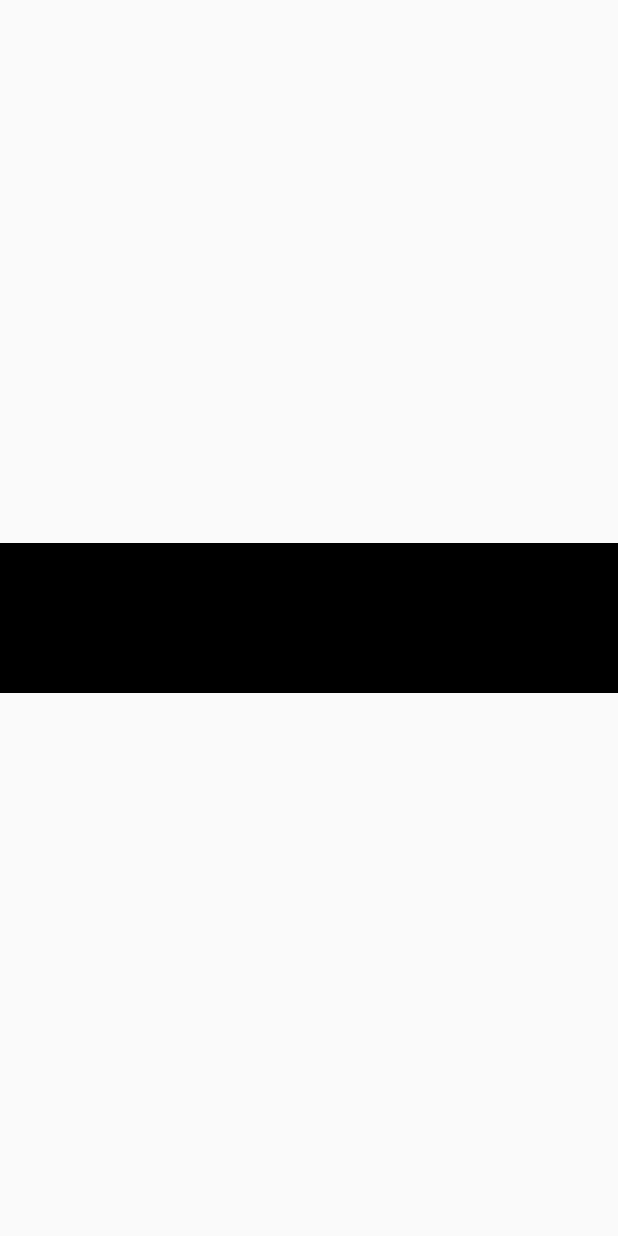
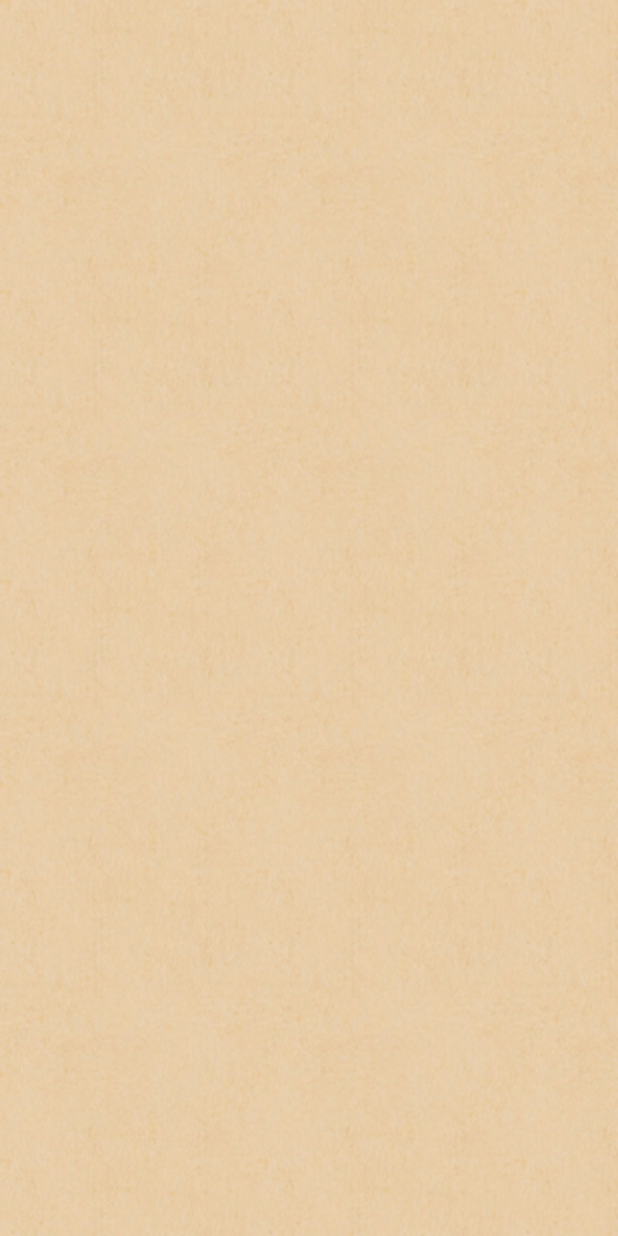
Before and after one commit to zpenz/chat_demo, a Flutter app: the ReadPage screen opened directly, on a phone screen of 412 x 824 dp. Run offline on Flutter 3.47's test engine with Material 2 defaults, Android fonts, the phone set to English and light mode, and no system bars; accounts and stored records are empty.

Commit message:
fix height bug

```diff
--- a/lib/page/readpage/readpage.dart
+++ b/lib/page/readpage/readpage.dart
@@ -1,6 +1,7 @@
 import 'package:abc/page/readpage/readpage_bottom.dart';
 import 'package:abc/page/readpage/readpage_topbar.dart';
 import 'package:abc/ui/item/common_item.dart';
+import 'package:abc/ui/screen.dart';
 import 'package:flutter/material.dart';
 import 'package:flutter/services.dart';
 
@@ -14,16 +15,22 @@ class _ReadPageState extends State<ReadPage> {
   @override
   Widget build(BuildContext context) {
     SystemChrome.setEnabledSystemUIOverlays([]);
-    return Stack(alignment: Alignment.center, children: <Widget>[
+    return Scaffold(
+        appBar: null,
+        body: Column(
+          children: <Widget>[
+            Screen.topSafeWidget(),
+            Expanded(child:Stack(alignment: Alignment.center, children: <Widget>[
               Stack(
                 fit: StackFit.expand,
                 children: <Widget>[
-          // Image.asset(
-          //   "images/read_bg.png",
-          //   fit: BoxFit.fill,
-          // ),
+                  Image.asset(
+                    "images/read_bg.png",
+                    fit: BoxFit.fill,
+                  ),
                 ],
               ),
+              //center click
               GestureDetector(
                 onTap: () {
                   setState(() {
@@ -33,43 +40,20 @@ class _ReadPageState extends State<ReadPage> {
                 behavior: HitTestBehavior.opaque,
                 child: Container(
                   height: 100,
-          color: Colors.black,
                   child: Row(),
                 ),
               ),
-      // Positioned(
-      //   left: 0,
-      //   right: 0,
-      //   top: 0,
-      //   bottom: 0,
-      //   child:
-      //   // GestureDetector(
-      //   //   onTap: () {
-      //   //     setState(() {
-      //   //       widget.bShow = !widget.bShow;
-      //   //     });
-      //   //   },
-      //   //   behavior: HitTestBehavior.opaque,
-      //   //   child: Container(
-      //   //     height: 30,
-      //   //     color: Colors.black,
-      //   //     //   child:Row(
-      //   //     //   children: <Widget>[
-      //   //     //     SizedBox(
-      //   //     //       height: 30,
-      //   //     //     )
-      //   //     //   ],
-      //   //     // )
-      //   //   ),
-      //   // ),
-      // ),
               Offstage(offstage: !widget.bShow, child: ReadPageTopbar()),
               Positioned(
                   bottom: 0,
+                  left: 0,
+                  right: 0,
                   child: (Offstage(
                     offstage: !widget.bShow,
                     child: ReadPageBottom(),
                   )))
-    ]);
+            ])),
+          ],
+        ));
   }
 }
--- a/lib/page/readpage/readpage_bottom.dart
+++ b/lib/page/readpage/readpage_bottom.dart
@@ -12,44 +12,43 @@ class _ReadPageBottomState extends State<ReadPageBottom> {
   @override
   Widget build(BuildContext context) {
     return Container(
-      color: Colors.black,
-      margin: EdgeInsets.symmetric(vertical: 10),
+      color: gColor.golden,
+      padding: EdgeInsets.symmetric(vertical: 10),
       child: Column(children: <Widget>[
-        Row(children: <Widget>[
           CommonItem(decroate: CommonItemDecroate(
             left: Text("上一章",style: TextStyle(color: gColor.lightGray),),
-            center: Expanded(child:SizedBox()),
-            right: Text("下一章",style: TextStyle(color: gColor.lightGray))
-          ),)
-        ],),
+            // center: Expanded(child:SizedBox()),
+            right: Text("下一章",style: TextStyle(color: gColor.lightGray)),
+            underlineLeftPadding: 0
+          ),),
         SizedBox(height: 8,),
         Row(
-          mainAxisAlignment: MainAxisAlignment.spaceBetween,
+          mainAxisAlignment: MainAxisAlignment.spaceAround,
           children: <Widget>[
             BottomItem(
               forceColor: Colors.white,
               text: "目录",
-              child: Icon(Icons.reorder),
+              child: Icon(Icons.reorder,color: Colors.white,),
             ),
             BottomItem(
               forceColor: Colors.white,
               text: "选项",
-              child: Icon(Icons.format_bold),
+              child: Icon(Icons.format_bold,color: Colors.white),
             ),
             BottomItem(
               forceColor: Colors.white,
               text: "亮度",
-              child: Icon(Icons.highlight),
+              child: Icon(Icons.highlight,color: Colors.white),
             ),
             BottomItem(
               forceColor: Colors.white,
               text: "阅读模式",
-              child: Icon(Icons.record_voice_over),
+              child: Icon(Icons.record_voice_over,color: Colors.white),
             ),
             BottomItem(
               forceColor: Colors.white,
               text: "更多",
-              child: Icon(Icons.more_horiz),
+              child: Icon(Icons.more_horiz,color: Colors.white),
             ),
         ],)
       ],),
--- a/lib/page/readpage/readpage_topbar.dart
+++ b/lib/page/readpage/readpage_topbar.dart
@@ -1,3 +1,4 @@
+import 'package:abc/global/global.dart';
 import 'package:abc/ui/item/common_item.dart';
 import 'package:flutter/material.dart';
 
@@ -11,7 +12,7 @@ class _ReadPageTopbarState extends State<ReadPageTopbar> {
   Widget build(BuildContext context) {
     return CommonItem(
       decroate: CommonItemDecroate(
-          backgroundColor: Colors.black,
+          backgroundColor: gColor.golden,
           left: IconButton(
             icon: Icon(
               Icons.arrow_back_ios,
```
Also changed, not shown: lib/main.dart (+9 -9 lines), lib/page/readpage/readconf.dart (added). Lines whose indentation alone changed are shown as unchanged.
